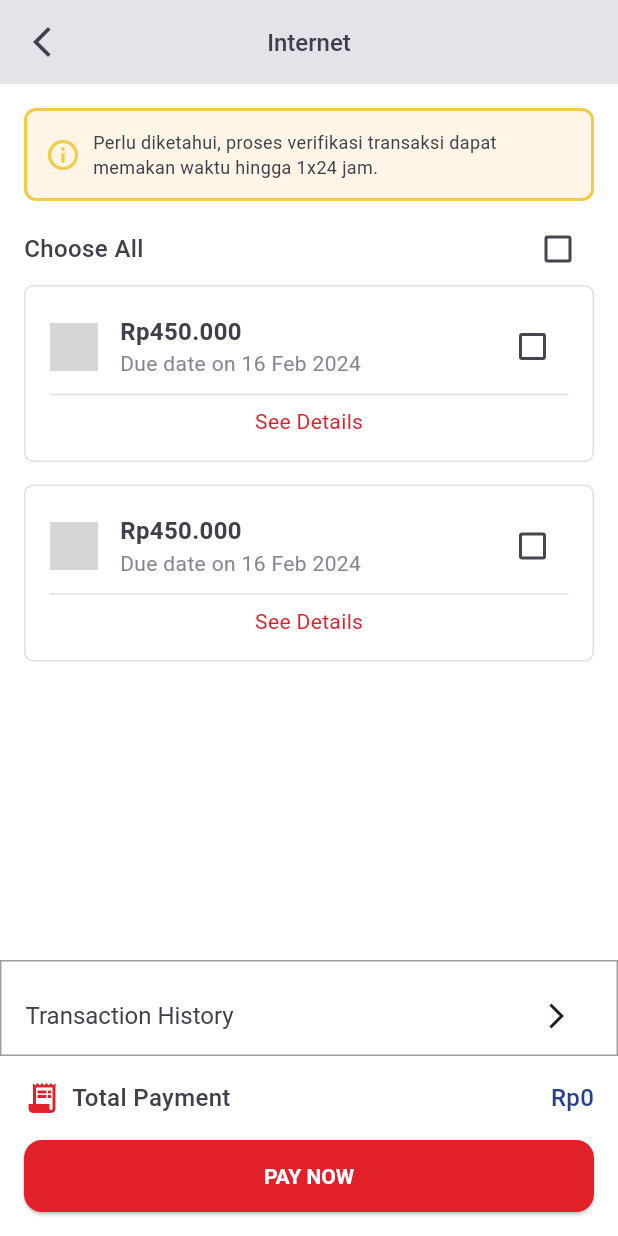
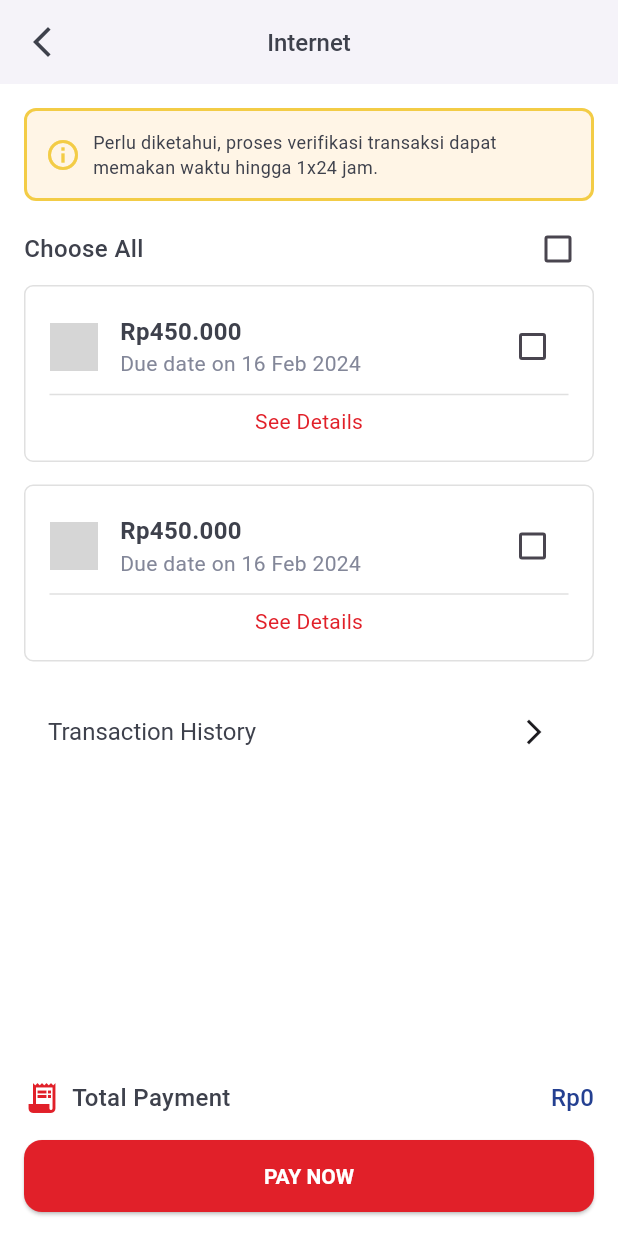
Before and after one commit to palveeen22/Flutter-transaction-screens, a Flutter app: the screen it shows after launch, on a phone screen of 412 x 824 dp. Run offline on Flutter 3.47's test engine with Material 3 defaults, Android fonts, the phone set to English and light mode, and no system bars; network calls fail; grey boxes are pictures that could not be loaded.

Commit message:
fix: adjustment color internet screen

```diff
--- a/lib/screens/internet_screen.dart
+++ b/lib/screens/internet_screen.dart
@@ -1,5 +1,4 @@
 import 'package:flutter/material.dart';
-import 'package:flutter/widgets.dart';
 
 class InternetScreen extends StatefulWidget {
   const InternetScreen({Key? key}) : super(key: key);
@@ -54,9 +53,9 @@ class _InternetScreenState extends State<InternetScreen> {
   @override
   Widget build(BuildContext context) {
     return Scaffold(
+      backgroundColor: Colors.grey[200],
+      appBar: AppBar(
         backgroundColor: Colors.white,
-      appBar: AppBar(
-        backgroundColor: Colors.grey[200],
         automaticallyImplyLeading: false,
         leading: IconButton(
           icon: Icon(Icons.arrow_back_ios_new, color: Color(0xFF3E414C)),
@@ -73,7 +72,9 @@ class _InternetScreenState extends State<InternetScreen> {
         centerTitle: true,
         elevation: 2,
       ),
-      body: Column(
+      body: Container(
+        color: Colors.white,
+        child: Column(
           children: [
             Expanded(
               child: SingleChildScrollView(
@@ -87,7 +88,8 @@ class _InternetScreenState extends State<InternetScreen> {
                         padding: const EdgeInsets.all(12),
                         decoration: BoxDecoration(
                           color: Color(0xFFFFF5E6),
-                        border: Border.all(color: Color(0xFFF3CC46), width: 2),
+                          border:
+                              Border.all(color: Color(0xFFF3CC46), width: 2),
                           borderRadius: BorderRadius.circular(8),
                         ),
                         child: Row(
@@ -151,14 +153,15 @@ class _InternetScreenState extends State<InternetScreen> {
                           });
                         },
                       ),
+                      details(context),
                     ],
                   ),
                 ),
               ),
             ),
-          details(context),
             buildBottomContainer(context),
           ],
+        ),
       ),
     );
   }
@@ -176,6 +179,7 @@ class _InternetScreenState extends State<InternetScreen> {
       margin: EdgeInsets.only(bottom: 15),
       padding: EdgeInsets.all(16),
       decoration: BoxDecoration(
+        color: Colors.white,
         borderRadius: BorderRadius.circular(6),
         border: Border.all(color: Colors.grey[300]!, width: 1),
       ),
@@ -225,24 +229,22 @@ class _InternetScreenState extends State<InternetScreen> {
           ),
           Divider(color: Colors.grey[300]),
           if (showDetail)
-            Container(
+            SingleChildScrollView(
+              child: Container(
                 width: double.infinity,
-              height: 128,
-              constraints: BoxConstraints(
-                maxWidth: 430,
-              ),
+                constraints: BoxConstraints(maxWidth: 430),
                 decoration: BoxDecoration(
                   borderRadius: BorderRadius.circular(0),
                 ),
                 child: Padding(
                   padding: const EdgeInsets.all(16),
                   child: Column(
-                  mainAxisSize: MainAxisSize.max,
+                    mainAxisSize: MainAxisSize.min,
                     mainAxisAlignment: MainAxisAlignment.center,
                     crossAxisAlignment: CrossAxisAlignment.center,
                     children: [
                       Column(
-                      mainAxisSize: MainAxisSize.max,
+                        mainAxisSize: MainAxisSize.min,
                         crossAxisAlignment: CrossAxisAlignment.start,
                         children: [
                           Padding(
@@ -329,9 +331,11 @@ class _InternetScreenState extends State<InternetScreen> {
                               ],
                             ),
                           ),
+                          Divider(color: Colors.grey[300]),
                         ],
                       ),
                     ],
+                  ),
                 ),
               ),
             ),
@@ -349,20 +353,13 @@ class _InternetScreenState extends State<InternetScreen> {
 
   Widget details(BuildContext context) {
     return Container(
-      padding: EdgeInsets.fromLTRB(0, 10, 0, 0),
-      width: 424,
-      height: 64,
-      decoration: BoxDecoration(
-        color: Colors.white, // Use your desired color
-        borderRadius: BorderRadius.circular(0),
-        border: Border.all(color: Colors.grey), // Add border if needed
-      ),
+      padding: EdgeInsets.symmetric(horizontal: 16, vertical: 8),
+      width: double.infinity,
+      color: Colors.white,
       child: Row(
         mainAxisAlignment: MainAxisAlignment.spaceBetween,
         children: [
-          Padding(
-            padding: EdgeInsets.fromLTRB(16, 0, 0, 0),
-            child: Text(
+          Text(
             'Transaction History',
             style: TextStyle(
               fontFamily: 'Roboto',
@@ -371,10 +368,7 @@ class _InternetScreenState extends State<InternetScreen> {
               letterSpacing: 0,
             ),
           ),
-          ),
-          Padding(
-            padding: EdgeInsets.fromLTRB(0, 0, 16, 0),
-            child: IconButton(
+          IconButton(
             onPressed: () {
               Navigator.pushNamed(context, '/transactionHistory');
             },
@@ -384,7 +378,6 @@ class _InternetScreenState extends State<InternetScreen> {
               size: 20,
             ),
           ),
-          ),
         ],
       ),
     );
@@ -392,8 +385,8 @@ class _InternetScreenState extends State<InternetScreen> {
 
   Widget buildBottomContainer(BuildContext context) {
     return Container(
-      // color: Colors.grey[200],
       padding: EdgeInsets.symmetric(vertical: 16, horizontal: 16),
+      color: Colors.white,
       child: Column(
         mainAxisSize: MainAxisSize.min,
         children: [
@@ -451,7 +444,8 @@ class _InternetScreenState extends State<InternetScreen> {
                   fontWeight: FontWeight.bold,
                   color: Colors.white,
                 ),
-            )),
+              ),
+            ),
           ),
         ],
       ),
```
Lines whose indentation alone changed are shown as unchanged.
